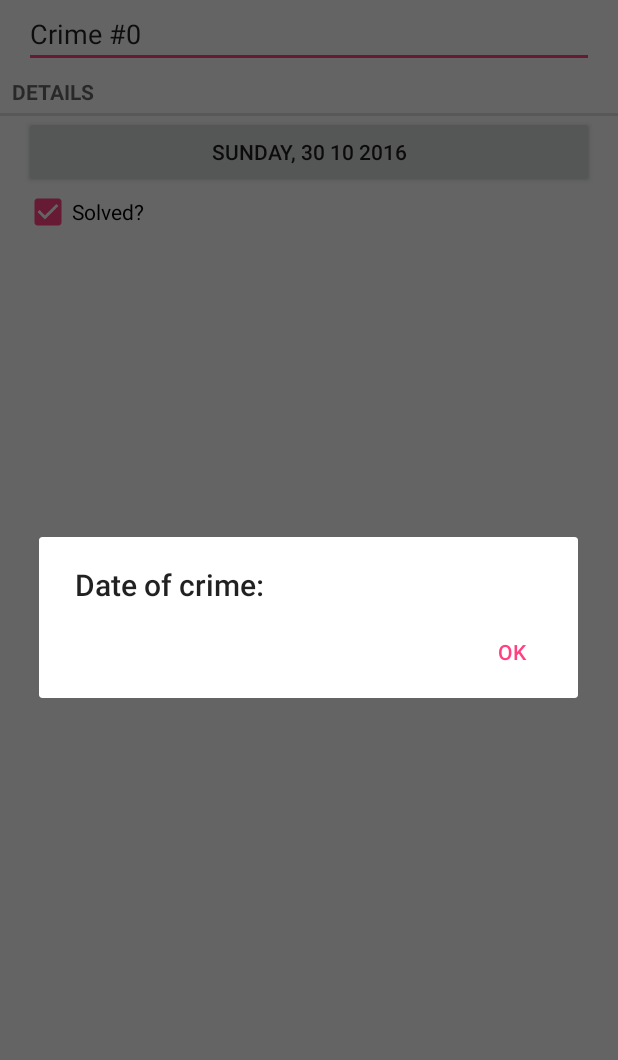
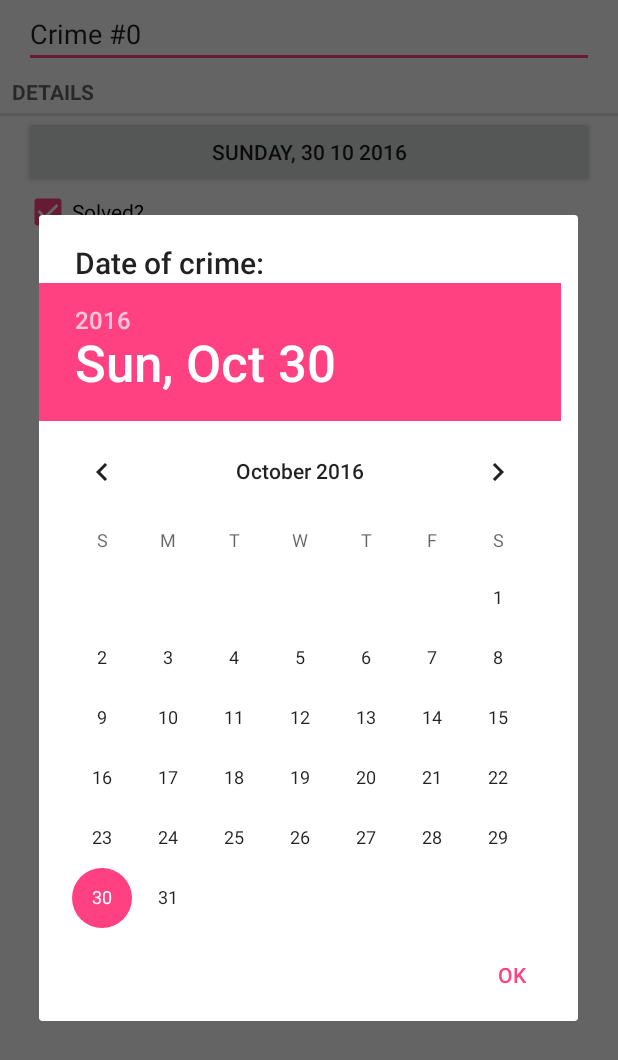
Before and after one commit to RomanArtemenko/CriminalIntent, an Android app: the CrimeFragment screen opened directly, with no data from a screen before it, after a tap on an icon or button, on a phone screen of 412 x 824 dp. Shown: the top 1060 px of the screen. Run offline under Robolectric (Android 15) with nearby library versions, the phone set to English and light mode, and no system bars.

Commit message:
save the changes after the date of change

```diff
--- a/app/src/main/java/com/batman/android/criminalintent/CrimeFragment.java
+++ b/app/src/main/java/com/batman/android/criminalintent/CrimeFragment.java
@@ -1,6 +1,8 @@
 package com.batman.android.criminalintent;
 
 import android.app.Activity;
+import android.app.Dialog;
+import android.content.Intent;
 import android.os.Bundle;
 import android.support.v4.app.Fragment;
 import android.support.v4.app.FragmentManager;
@@ -15,6 +17,7 @@ import android.widget.CheckBox;
 import android.widget.CompoundButton;
 import android.widget.EditText;
 
+import java.util.Date;
 import java.util.UUID;
 
 /**
@@ -24,6 +27,8 @@ public class CrimeFragment extends Fragment {
 
     private static final String ARG_CRIME_ID = "crime_id";
     private static final String DIALOG_DATE = "DialogDate";
+
+    private static final int REQUEST_CODE = 0;
 
     private Crime mCrime;
     private EditText mTitleField;
@@ -72,12 +77,13 @@ public class CrimeFragment extends Fragment {
         });
 
         mDateButton = (Button)v.findViewById(R.id.crime_date);
-        mDateButton.setText((DateFormat.format("EEEE, dd MM yyyy", mCrime.getDate())).toString());
+        updateDate();
         mDateButton.setOnClickListener(new View.OnClickListener() {
             @Override
             public void onClick(View v) {
                 FragmentManager manager = getFragmentManager();
-                DatePickerFragment dialog = new DatePickerFragment();
+                DatePickerFragment dialog = DatePickerFragment.newInstance(mCrime.getDate());
+                dialog.setTargetFragment(CrimeFragment.this, REQUEST_CODE);
                 dialog.show(manager, DIALOG_DATE);
             }
         });
@@ -95,6 +101,23 @@ public class CrimeFragment extends Fragment {
         return v;
     }
 
+    @Override
+    public  void onActivityResult(int requestCode, int resultCode, Intent data) {
+        if (resultCode != Activity.RESULT_OK) {
+            return;
+        }
+
+        if (requestCode == REQUEST_CODE) {
+            Date date = (Date) data.getSerializableExtra(DatePickerFragment.EXTRA_DATE);
+            mCrime.setDate(date);
+            updateDate();
+        }
+    }
+
+    private void updateDate() {
+        mDateButton.setText((DateFormat.format("EEEE, dd MM yyyy", mCrime.getDate())).toString());
+    }
+
     public void returnResult() {
         getActivity().setResult(Activity.RESULT_OK, null);
     }
--- a/app/src/main/java/com/batman/android/criminalintent/DatePickerFragment.java
+++ b/app/src/main/java/com/batman/android/criminalintent/DatePickerFragment.java
@@ -1,19 +1,80 @@
 package com.batman.android.criminalintent;
 
+import android.app.Activity;
 import android.app.Dialog;
+import android.content.DialogInterface;
+import android.content.Intent;
 import android.os.Bundle;
 import android.support.v4.app.DialogFragment;
 import android.support.v7.app.AlertDialog;
+import android.view.LayoutInflater;
+import android.view.View;
+import android.widget.DatePicker;
+
+import java.util.Calendar;
+import java.util.Date;
+import java.util.GregorianCalendar;
 
 /**
  * Created by God on 30.10.2016.
  */
 public class DatePickerFragment extends DialogFragment {
+
+    public static final String EXTRA_DATE = "com.batman.android.criminalintent.date";
+
+    private static final String ARG_DATE = "date";
+
+    private DatePicker mDatePicker;
+
+    public static DatePickerFragment newInstance(Date date) {
+        Bundle args = new Bundle();
+        args.putSerializable(ARG_DATE, date);
+
+        DatePickerFragment fragment = new DatePickerFragment();
+        fragment.setArguments(args);
+        return fragment;
+    }
+
     @Override
     public Dialog onCreateDialog(Bundle savedInstanceState) {
+        Date date = (Date) getArguments().getSerializable(ARG_DATE);
+
+        Calendar calendar = Calendar.getInstance();
+        calendar.setTime(date);
+        int year = calendar.get(Calendar.YEAR);
+        int month = calendar.get(Calendar.MONTH);
+        int day = calendar.get(Calendar.DAY_OF_MONTH);
+
+        View v = LayoutInflater.from(getActivity())
+                .inflate(R.layout.dialog_date, null);
+
+        mDatePicker = (DatePicker) v.findViewById(R.id.dialog_date_date_picker);
+        mDatePicker.init(year, month, day, null);
+
         return new AlertDialog.Builder(getActivity())
+                .setView(v)
                 .setTitle(R.string.date_picker_title)
-                .setPositiveButton(android.R.string.ok, null)
+                .setPositiveButton(android.R.string.ok, new DialogInterface.OnClickListener() {
+                    @Override
+                    public void onClick(DialogInterface dialog, int which) {
+                        int year = mDatePicker.getYear();
+                        int month = mDatePicker.getMonth();
+                        int day = mDatePicker.getDayOfMonth();
+                        Date date = new GregorianCalendar(year, month, day).getTime();
+                        sendResult(Activity.RESULT_OK, date);
+                    }
+                })
                 .create();
     }
+
+    private void sendResult(int resultCode, Date date) {
+        if (getTargetFragment() == null) {
+            return;
+        }
+
+        Intent intent = new Intent();
+        intent.putExtra(EXTRA_DATE, date);
+
+        getTargetFragment().onActivityResult(getTargetRequestCode(), resultCode, intent);
+    }
 }
--- /dev/null
+++ b/app/src/main/res/layout/dialog_date.xml
@@ -0,0 +1,7 @@
+<?xml version="1.0" encoding="utf-8"?>
+<DatePicker xmlns:android="http://schemas.android.com/apk/res/android"
+            android:id="@+id/dialog_date_date_picker"
+            android:layout_width="wrap_content"
+            android:layout_height="wrap_content"
+            android:calendarViewShown="false">
+</DatePicker>
--- a/app/src/main/res/layout/list_item_crime.xml
+++ b/app/src/main/res/layout/list_item_crime.xml
@@ -2,7 +2,7 @@
 <RelativeLayout xmlns:android="http://schemas.android.com/apk/res/android"
                 xmlns:tools="http://schemas.android.com/tools"
                 android:layout_width="match_parent"
-                android:layout_height="match_parent">
+                android:layout_height="wrap_content">
 
     <CheckBox
         android:id="@+id/list_item_crime_solved_check_box"
```
